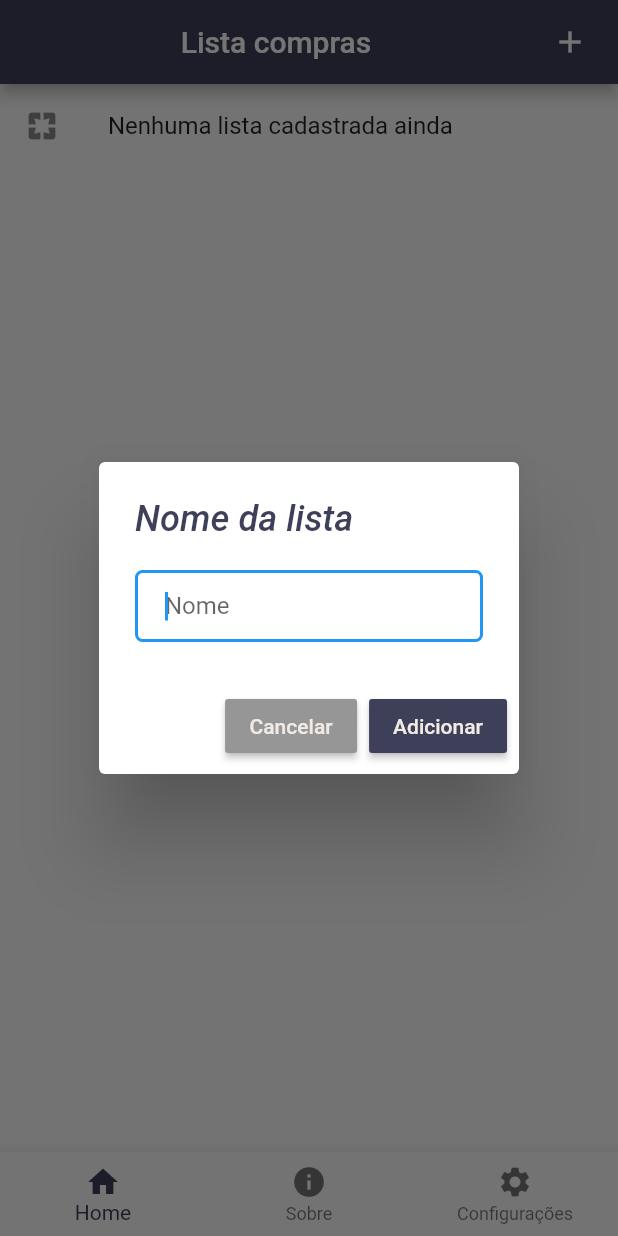
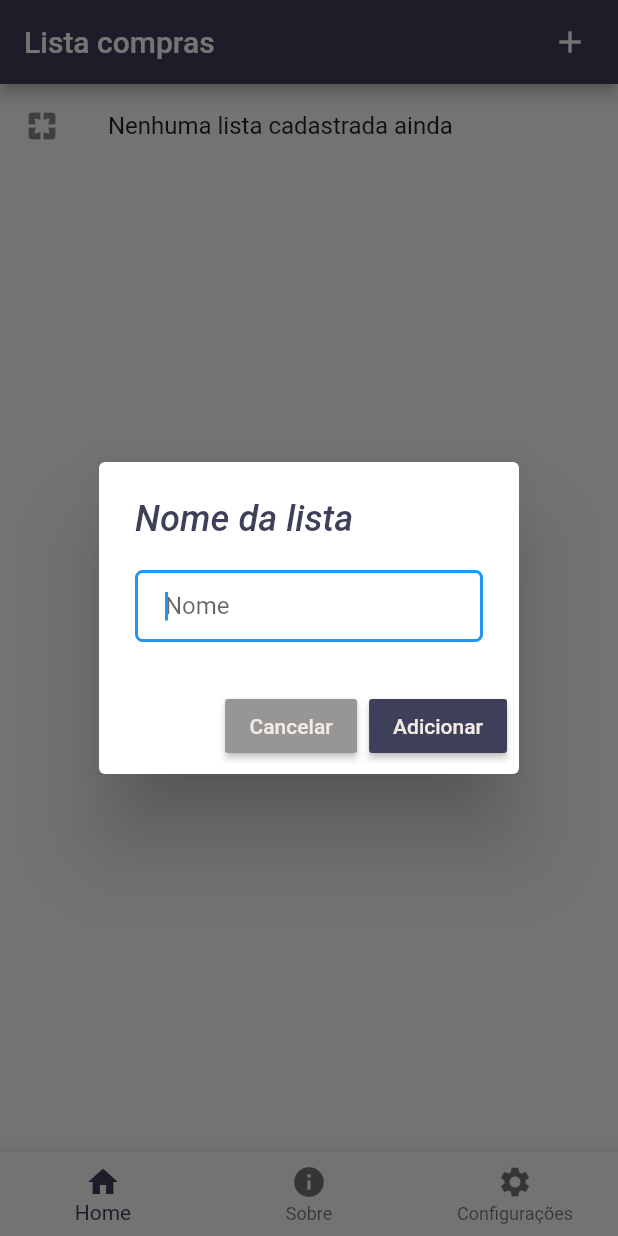
Before and after one commit to gabrieldfm/flutterproject, a Flutter app: the screen it shows after launch, after a tap on the "add" icon, on a phone screen of 412 x 824 dp. Run offline on Flutter 3.47's test engine with Material 2 defaults, Android fonts, the phone set to English and light mode, and no system bars; our stand-ins replace sqflite; accounts and stored records are empty.

Commit message:
refatoração telas

```diff
--- a/meuapp/lib/layout.dart
+++ b/meuapp/lib/layout.dart
@@ -4,9 +4,6 @@ import 'models/Lista.dart';
 import 'pages/home.dart';
 import 'pages/about.dart';
 import 'pages/settings.dart';
-import 'pages/list.dart';
-
-import 'widgets/HomeList.dart';
 
 class Layout {
   static final pages = [HomePage.tag, AboutPage.tag, SettingsPage.tag];
@@ -30,17 +27,11 @@ class Layout {
       },
     );
 
-    if(!showbottom){
-      currItem = 1;
-    }
-
     return Scaffold(
       appBar: AppBar(
         backgroundColor: Layout.primary(),
-        title: Center(
-          child: Text('Lista compras'),
-        ),
-        actions: _getActions(context),
+        title: Text('Lista compras'),
+        actions: showbottom ? _getActions(context) : [],
       ),
       bottomNavigationBar: showbottom ? bottomNavBar : null,
       body: content,
@@ -50,12 +41,9 @@ class Layout {
   static List<Widget> _getActions(BuildContext context) {
     List<Widget> items = List<Widget>();
 
-    if (pages[currItem] != HomePage.tag) {
-      return items;
-    }
-
     TextEditingController _controller = TextEditingController();
 
+    if (pages[currItem] == HomePage.tag) {
       items.add(GestureDetector(
         onTap: () {
           showDialog(
@@ -89,17 +77,15 @@ class Layout {
                     ),
                     RaisedButton(
                       color: primary(),
-                    child: Text('Adicionar', style: TextStyle(color: light())),
+                      child:
+                          Text('Adicionar', style: TextStyle(color: light())),
                       onPressed: () {
-
                         Lista listaBo = Lista();
 
                         listaBo.insert({
                           'name': _controller.text,
                           'created': DateTime.now().toString()
-
-                      }).then((newRowId){
-
+                        }).then((newRowId) {
                           Navigator.of(ctx).pop();
                           Navigator.of(ctx).pushReplacementNamed(HomePage.tag);
                         });
@@ -111,6 +97,7 @@ class Layout {
         },
         child: Icon(Icons.add),
       ));
+    }
 
     items.add(Padding(padding: EdgeInsets.only(right: 20)));
 
@@ -129,9 +116,9 @@ class Layout {
   static Color danger([double opacity = 1]) =>
       Color.fromRGBO(217, 74, 74, opacity);
   static Color success([double opacity = 1]) =>
-      Color.fromRGBO(6, 166, 59, opacity);
+      Color.fromRGBO(5, 100, 50, opacity);
   static Color info([double opacity = 1]) =>
-      Color.fromRGBO(0, 122, 166, opacity);
+      Color.fromRGBO(100, 150, 255, opacity);
   static Color warning([double opacity = 1]) =>
       Color.fromRGBO(166, 134, 0, opacity);
 }
```
Also changed, not shown: meuapp/lib/widgets/HomeList.dart (+79 -20 lines). Lines whose indentation alone changed are shown as unchanged.
